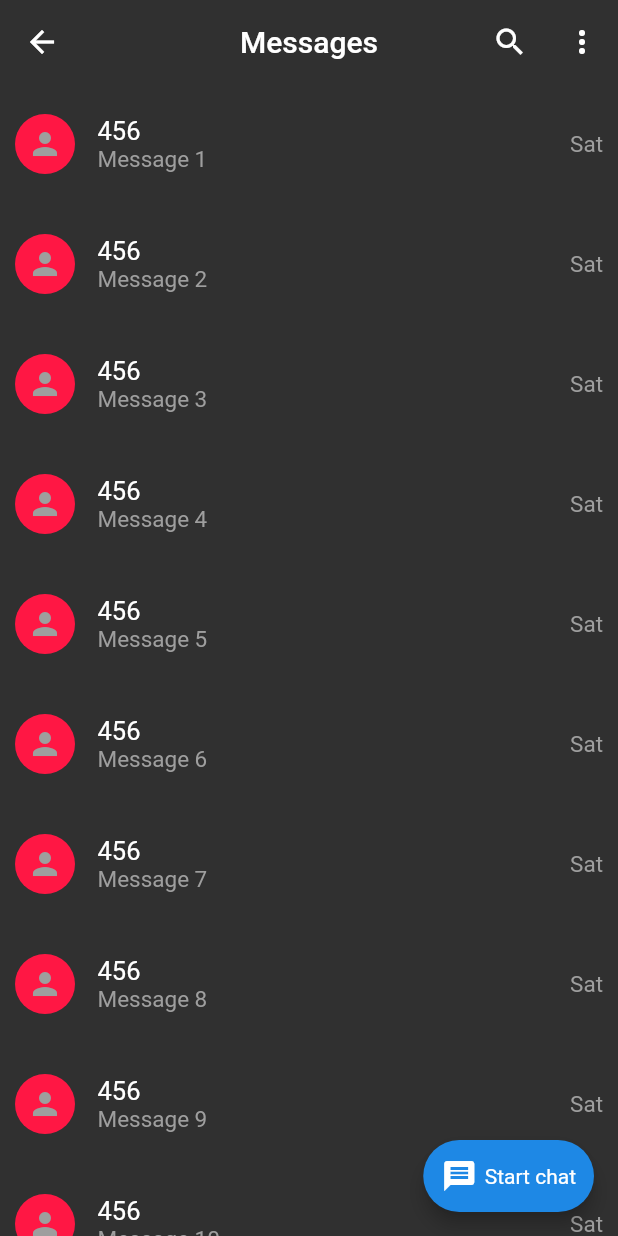
After one commit to goldvenus/Flutter-Sample, a Flutter app: the AndroidMessagesPage screen opened directly, on a phone screen of 412 x 824 dp. The commit adds this screen. Run offline on Flutter 3.47's test engine with Material 2 defaults, Android fonts, the phone set to English and light mode, and no system bars.

Commit message:
app clone - android messages

```diff
--- /dev/null
+++ b/lib/app_clone/android_messages/android_messages_page.dart
@@ -0,0 +1,152 @@
+import 'package:flutter/material.dart';
+
+class AndroidMessagesPage extends StatefulWidget {
+  @override
+  _AndroidMessagesPageState createState() => _AndroidMessagesPageState();
+}
+
+class _AndroidMessagesPageState extends State<AndroidMessagesPage> {
+  bool isGoingDown = true;
+
+  @override
+  Widget build(BuildContext context) {
+    return Theme(
+      data: ThemeData.dark(),
+      child: Scaffold(
+          appBar: AppBar(
+            elevation: 0.0,
+            centerTitle: true,
+            backgroundColor: Colors.transparent,
+            title: Text("Messages"),
+            actions: [
+              IconButton(
+                icon: Icon(Icons.search),
+                onPressed: () => null,
+              ),
+              IconButton(
+                icon: Icon(Icons.more_vert),
+                onPressed: () => null,
+              ),
+            ],
+          ),
+          body: NotificationListener<ScrollNotification>(
+              onNotification: (onScrollNotification) {
+                if (onScrollNotification is ScrollUpdateNotification) {
+                  if (onScrollNotification.scrollDelta <= 0.0) {
+                    if (!isGoingDown) setState(() => isGoingDown = true);
+                  } else {
+                    if (isGoingDown) setState(() => isGoingDown = false);
+                  }
+                }
+              },
+              child: _buildList()),
+          floatingActionButton: MyFabButton(isGoingDown)),
+    );
+  }
+
+  _buildList() {
+    return ListView(
+      physics: ClampingScrollPhysics(),
+      children: List.generate(30, (index) => "Message ${index + 1}")
+          .map((val) => SMSItem(
+                number: "456",
+                text: val,
+              ))
+          .toList(),
+    );
+  }
+}
+
+class MyFabButton extends StatelessWidget {
+  final bool isExtended;
+
+  MyFabButton(this.isExtended);
+
+  @override
+  Widget build(BuildContext context) {
+    return AnimatedContainer(
+        duration: Duration(milliseconds: 400),
+        curve: Curves.easeInOut,
+        child: RawMaterialButton(
+            elevation: 5.0,
+            shape: isExtended
+                ? RoundedRectangleBorder(
+                    borderRadius: BorderRadius.all(Radius.circular(25.0)))
+                : CircleBorder(),
+            onPressed: () => null,
+            fillColor: Colors.blue[600],
+            child: Padding(
+              padding: const EdgeInsets.all(12.0),
+              child: isExtended
+                  ? Row(
+                      mainAxisSize: MainAxisSize.min,
+                      children: [
+                        const Icon(
+                          Icons.message,
+                          color: Colors.white,
+                        ),
+                        SizedBox(
+                          width: 5.0,
+                        ),
+                        Text(
+                          "Start chat",
+                          style: TextStyle(color: Colors.white),
+                        )
+                      ],
+                    )
+                  : const Icon(
+                      Icons.message,
+                      color: Colors.white,
+                    ),
+            )));
+  }
+}
+
+class SMSItem extends StatelessWidget {
+  final String number;
+  final String text;
+
+  SMSItem({this.number, this.text});
+
+  @override
+  Widget build(BuildContext context) {
+    return Padding(
+      padding: const EdgeInsets.symmetric(vertical: 20.0, horizontal: 10.0),
+      child: Row(
+        children: [
+          CircleAvatar(
+            child: Icon(Icons.person),
+            backgroundColor: Colors.redAccent[400],
+          ),
+          Expanded(
+            child: Padding(
+              padding: const EdgeInsets.symmetric(horizontal: 15.0),
+              child: Column(
+                crossAxisAlignment: CrossAxisAlignment.start,
+                children: [
+                  Text(
+                    number,
+                    textAlign: TextAlign.left,
+                    style: TextStyle(fontSize: 17.0),
+                  ),
+                  Text(
+                    text,
+                    textAlign: TextAlign.left,
+                    style: TextStyle(fontSize: 15.0, color: Colors.grey),
+                  )
+                ],
+              ),
+            ),
+          ),
+          Align(
+            alignment: Alignment.topRight,
+            child: Text(
+              "Sat",
+              style: TextStyle(fontSize: 15.0, color: Colors.grey),
+            ),
+          )
+        ],
+      ),
+    );
+  }
+}
--- a/lib/main.dart
+++ b/lib/main.dart
@@ -1,4 +1,5 @@
 import 'package:flutter/material.dart';
+import 'package:flutter_samples/app_clone/android_messages/android_messages_page.dart';
 import 'package:flutter_samples/collapsing_toolbar/main_collapsing_toolbar.dart';
 import 'package:flutter_samples/fetch_data/main_fetch_data.dart';
 import 'package:flutter_samples/hero_animations/main_hero_animations.dart';
@@ -71,6 +72,12 @@ class MyAppState extends State<MyApp> {
                 onButtonTap(MainScrollController());
               },
             ),
+            MyMenuButton(
+              title: "App Clone: Android Messages",
+              actionTap: () {
+                onButtonTap(AndroidMessagesPage());
+              },
+            ),
           ],
         ),
       ),
--- a/pubspec.yaml
+++ b/pubspec.yaml
@@ -8,6 +8,7 @@ dependencies:
   # The following adds the Cupertino Icons font to your application.
   # Use with the CupertinoIcons class for iOS style icons.
   cupertino_icons: ^0.1.2
+  http: any
 
 dev_dependencies:
   flutter_test:
```
Also changed, not shown: pubspec.lock.
